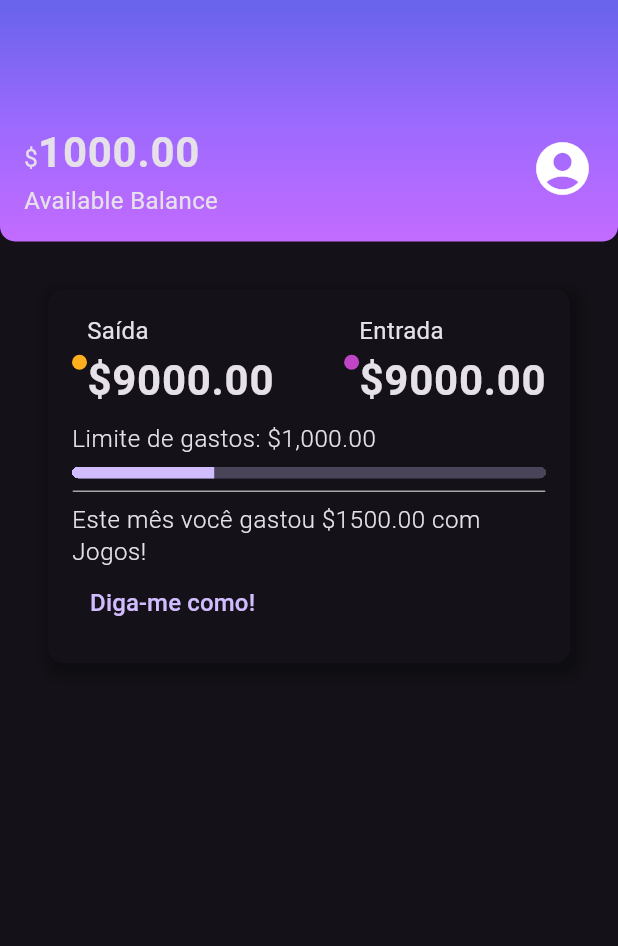
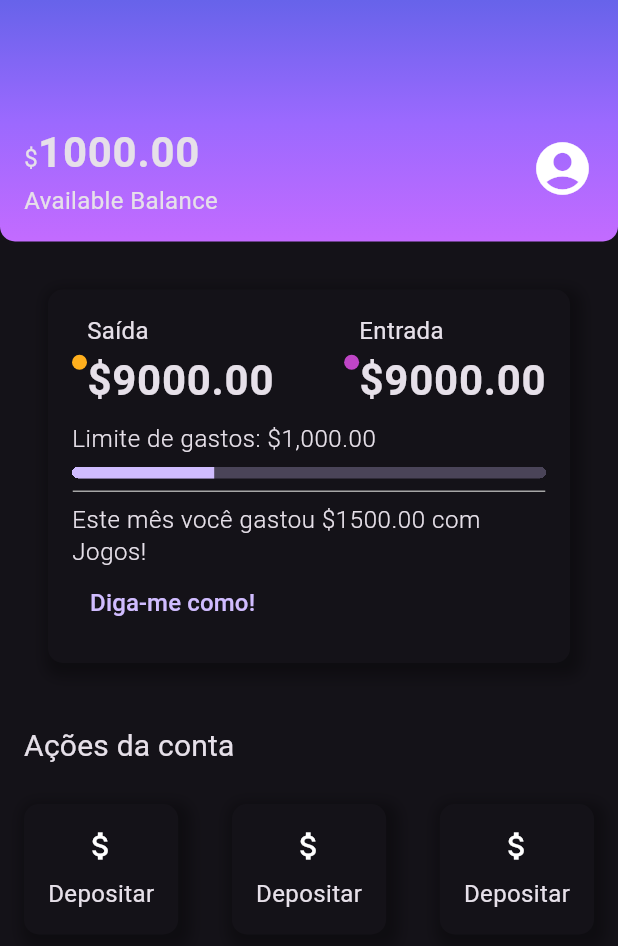
Before and after one commit to Chikrem/flutter_layouts, a Flutter app: the screen it shows after launch, on a phone screen of 412 x 824 dp. Shown: the top 946 px of the screen. Run offline on Flutter 3.47's test engine with Material 3 defaults, Android fonts, the phone set to English and light mode, and no system bars.

Commit message:
Criando actions

```diff
--- /dev/null
+++ b/lib/components/sections/actions.dart
@@ -0,0 +1,56 @@
+import 'package:flutter/material.dart';
+import 'package:flutter_layouts/components/box_card.dart';
+
+class AccountActions extends StatelessWidget {
+  const AccountActions({super.key});
+
+  @override
+  Widget build(BuildContext context) {
+    return Padding(
+      padding: const EdgeInsets.only(top: 8, bottom: 16),
+      child: Column(crossAxisAlignment: CrossAxisAlignment.start, children: [
+        Padding(
+          padding: const EdgeInsets.only(bottom: 8, left: 16),
+          child: Text(
+            'Ações da conta',
+            style: Theme.of(context).textTheme.titleMedium,
+          ),
+        ),
+        const Row(
+          mainAxisAlignment: MainAxisAlignment.spaceBetween,
+          children: [
+            BoxCard(
+                boxContent: _AccountActionContent(
+                    icon: Icons.attach_money, title: 'Depositar')),
+            BoxCard(
+                boxContent: _AccountActionContent(
+                    icon: Icons.attach_money, title: 'Depositar')),
+            BoxCard(
+                boxContent: _AccountActionContent(
+                    icon: Icons.attach_money, title: 'Depositar')),
+          ],
+        ),
+      ]),
+    );
+  }
+}
+
+class _AccountActionContent extends StatelessWidget {
+  const _AccountActionContent({required this.icon, required this.title});
+
+  final IconData icon;
+  final String title;
+
+  @override
+  Widget build(BuildContext context) {
+    return Column(
+      children: [
+        Padding(
+          padding: const EdgeInsets.only(bottom: 8),
+          child: Icon(icon),
+        ),
+        Text(title),
+      ],
+    );
+  }
+}
--- a/lib/components/sections/recent_activity.dart
+++ b/lib/components/sections/recent_activity.dart
@@ -88,9 +88,10 @@ class _RecentActivityContent extends StatelessWidget {
         ),
 
         /// Text
-TextButton(
-  onPressed: (){},
-child: Text('Diga-me como!', style: TextStyle(fontSize: 16)))      ],
+        TextButton(
+            onPressed: () {},
+            child: const Text('Diga-me como!', style: TextStyle(fontSize: 16)))
+      ],
     );
   }
 }
--- a/lib/screens/home.dart
+++ b/lib/screens/home.dart
@@ -1,9 +1,7 @@
 import 'package:flutter/material.dart';
-import 'package:flutter_layouts/components/box_card.dart';
-import 'package:flutter_layouts/components/color_dot.dart';
+import 'package:flutter_layouts/components/sections/actions.dart';
 import 'package:flutter_layouts/components/sections/header.dart';
 import 'package:flutter_layouts/components/sections/recent_activity.dart';
-import 'package:flutter_layouts/themes/theme_colors.dart';
 
 class Home extends StatelessWidget {
   const Home({super.key});
@@ -15,6 +13,7 @@ class Home extends StatelessWidget {
         children: <Widget> [
           Header(),
           RecentActivity(),
+          AccountActions(),
         ],
       ),
     );
--- a/lib/themes/my_theme.dart
+++ b/lib/themes/my_theme.dart
@@ -10,6 +10,7 @@ ThemeData myTheme = ThemeData(
     bodySmall: TextStyle(fontSize: 16.0, fontWeight: FontWeight.w300),
     bodyMedium: TextStyle(fontSize: 16.0),
     bodyLarge: TextStyle(fontSize: 28.0, fontWeight: FontWeight.bold),
+    titleMedium: TextStyle(fontSize: 20.0, fontWeight: FontWeight.normal),
   ),
 
 );
```
